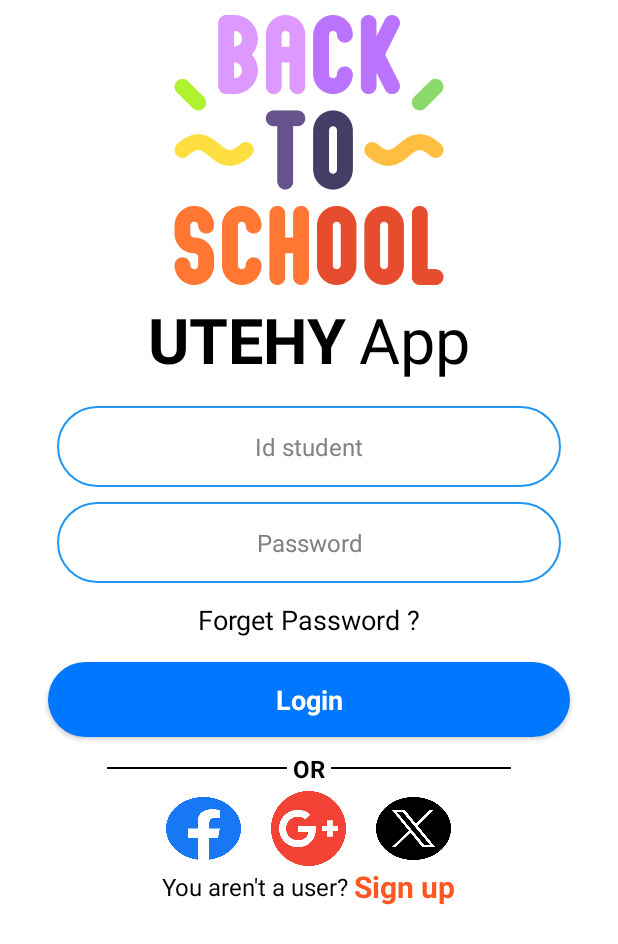
After one commit to Tanbanla/doan, an Android app: the LoginActivity screen opened directly, with no data from a screen before it, on a phone screen of 412 x 824 dp. The commit adds this screen. Shown: the top 944 px of the screen. Run offline under Robolectric (Android 15) with nearby library versions, the phone set to English and light mode, and no system bars; our stand-ins replace Firebase (no records; nobody signed in at launch, a user with empty details on screens opened directly).

Commit message:
day 6/3/2024

```diff
--- a/app/build.gradle
+++ b/app/build.gradle
@@ -37,6 +37,8 @@ dependencies {
     implementation 'androidx.appcompat:appcompat:1.6.1'
     implementation 'com.google.android.material:material:1.11.0'
     implementation 'androidx.constraintlayout:constraintlayout:2.1.4'
+    implementation 'com.google.firebase:firebase-auth:21.0.3'
+    implementation 'com.google.firebase:firebase-database:20.0.4'
     testImplementation 'junit:junit:4.13.2'
     androidTestImplementation 'androidx.test.ext:junit:1.1.5'
     androidTestImplementation 'androidx.test.espresso:espresso-core:3.5.1'
--- /dev/null
+++ b/app/src/main/java/com/example/doan/Activity/BaseActivity.java
@@ -0,0 +1,24 @@
+package com.example.doan.Activity;
+
+import androidx.appcompat.app.AppCompatActivity;
+
+import android.os.Bundle;
+
+import com.example.doan.R;
+import com.google.firebase.auth.FirebaseAuth;
+import com.google.firebase.database.FirebaseDatabase;
+
+public class BaseActivity extends AppCompatActivity {
+    FirebaseAuth mAuth;
+    FirebaseDatabase database;
+    public  String TAG = "125205";
+    @Override
+    protected void onCreate(Bundle savedInstanceState) {
+        super.onCreate(savedInstanceState);
+
+        database = FirebaseDatabase.getInstance();
+        mAuth = FirebaseAuth.getInstance();
+
+        getWindow().setStatusBarColor(getResources().getColor(R.color.white));
+    }
+}
--- /dev/null
+++ b/app/src/main/java/com/example/doan/Activity/LoginActivity.java
@@ -0,0 +1,57 @@
+package com.example.doan.Activity;
+
+import androidx.annotation.NonNull;
+import androidx.appcompat.app.AppCompatActivity;
+
+import android.app.Activity;
+import android.content.Intent;
+import android.os.Bundle;
+import android.view.View;
+import android.widget.Toast;
+
+import com.example.doan.R;
+import com.example.doan.databinding.ActivityLoginBinding;
+import com.google.android.gms.tasks.OnCompleteListener;
+import com.google.android.gms.tasks.Task;
+import com.google.firebase.auth.AuthResult;
+
+public class LoginActivity extends BaseActivity {
+    ActivityLoginBinding binding;
+    @Override
+    protected void onCreate(Bundle savedInstanceState) {
+        super.onCreate(savedInstanceState);
+        binding = ActivityLoginBinding.inflate(getLayoutInflater());
+        setContentView(R.layout.activity_login);
+        setVariable();
+        binding.signupL.setOnClickListener(new View.OnClickListener() {
+            @Override
+            public void onClick(View view) {
+                startActivity(new Intent(LoginActivity.this, SignUpActivity.class));
+                Toast.makeText(LoginActivity.this, "ok", Toast.LENGTH_SHORT).show();
+            }
+        });
+    }
+    private void setVariable() {
+        binding.LoginBtn.setOnClickListener(new View.OnClickListener() {
+            @Override
+            public void onClick(View view) {
+                String name = binding.textId.getText().toString();
+                String password = binding.textPass.getText().toString();
+                if(!name.isEmpty() & !password.isEmpty()){
+                    mAuth.createUserWithEmailAndPassword(name,password).addOnCompleteListener(LoginActivity.this, new OnCompleteListener<AuthResult>() {
+                        @Override
+                        public void onComplete(@NonNull Task<AuthResult> task) {
+                            if(task.isSuccessful()){
+                                startActivity(new Intent(LoginActivity.this, MainActivity.class));
+                            }else {
+                                Toast.makeText(LoginActivity.this, "False", Toast.LENGTH_SHORT).show();
+                            }
+                        }
+                    });
+                }else {
+                    Toast.makeText(LoginActivity.this, "Please fill username and password", Toast.LENGTH_SHORT).show();
+                }
+            }
+        });
+    }
+}
--- /dev/null
+++ b/app/src/main/res/drawable/blue_button_backgroud.xml
@@ -0,0 +1,9 @@
+<?xml version="1.0" encoding="utf-8"?>
+<selector xmlns:android="http://schemas.android.com/apk/res/android">
+<item>
+    <shape android:shape="rectangle">
+        <corners android:radius="50dp"/>
+        <solid android:color="#0077FF" />
+    </shape>
+</item>
+</selector>
--- /dev/null
+++ b/app/src/main/res/drawable/edittext_backgroud.xml
@@ -0,0 +1,9 @@
+<?xml version="1.0" encoding="utf-8"?>
+<selector xmlns:android="http://schemas.android.com/apk/res/android">
+<item>
+    <shape android:shape="rectangle">
+        <stroke android:color="#2196F3" android:width="1dp" />
+        <corners android:radius="100dp"/>
+    </shape>
+</item>
+</selector>
--- a/app/src/main/res/layout/activity_intro.xml
+++ b/app/src/main/res/layout/activity_intro.xml
@@ -67,7 +67,7 @@
             app:layout_constraintTop_toBottomOf="@+id/textView" />
 
         <TextView
-            android:id="@+id/textView3"
+            android:id="@+id/signup"
             android:layout_width="wrap_content"
             android:layout_height="wrap_content"
             android:padding="10dp"
@@ -83,6 +83,7 @@
             android:layout_width="wrap_content"
             android:layout_height="wrap_content"
             android:text="Login"
+            android:id="@+id/login"
             android:textColor="@color/white"
             android:textSize="21sp"
             android:textStyle="bold"
--- /dev/null
+++ b/app/src/main/res/layout/activity_login.xml
@@ -0,0 +1,197 @@
+<?xml version="1.0" encoding="utf-8"?>
+<androidx.constraintlayout.widget.ConstraintLayout xmlns:android="http://schemas.android.com/apk/res/android"
+    xmlns:app="http://schemas.android.com/apk/res-auto"
+    xmlns:tools="http://schemas.android.com/tools"
+    android:layout_width="match_parent"
+    android:layout_height="match_parent"
+    android:background="@color/white"
+    tools:context=".Activity.LoginActivity">
+
+    <ScrollView
+        android:id="@+id/scrollView2"
+        android:layout_width="match_parent"
+        android:layout_height="match_parent"
+        app:layout_constraintBottom_toBottomOf="parent"
+        app:layout_constraintEnd_toEndOf="parent"
+        app:layout_constraintStart_toStartOf="parent"
+        app:layout_constraintTop_toTopOf="parent">
+
+        <LinearLayout
+            android:layout_width="match_parent"
+            android:layout_height="wrap_content"
+            android:layout_marginTop="10dp"
+            android:orientation="vertical">
+
+            <ImageView
+                android:layout_width="180dp"
+                android:layout_height="180dp"
+                android:layout_gravity="center"
+                android:background="@drawable/backtoschool" />
+
+            <LinearLayout
+                android:layout_width="match_parent"
+                android:layout_height="match_parent"
+                android:layout_marginTop="8dp"
+                android:gravity="center"
+                android:orientation="horizontal">
+
+                <TextView
+                    android:layout_width="wrap_content"
+                    android:layout_height="wrap_content"
+                    android:text="UTEHY"
+                    android:textColor="@color/black"
+                    android:textSize="42dp"
+                    android:textStyle="bold" />
+
+                <TextView
+                    android:layout_width="wrap_content"
+                    android:layout_height="wrap_content"
+                    android:layout_marginLeft="8dp"
+                    android:text="App"
+                    android:textColor="@color/black"
+                    android:textSize="42dp" />
+            </LinearLayout>
+
+            <EditText
+                android:id="@+id/textId"
+                android:layout_width="match_parent"
+                android:layout_height="54dp"
+                android:layout_marginLeft="38dp"
+                android:layout_marginTop="16dp"
+                android:layout_marginRight="38dp"
+                android:background="@drawable/edittext_backgroud"
+                android:ems="10"
+                android:hint="Id student"
+                android:inputType="text"
+                android:textAlignment="center"
+                android:textColor="@color/black"
+                android:textColorHint="#838080"
+                android:textSize="16sp" />
+
+            <EditText
+                android:id="@+id/textPass"
+                android:layout_width="match_parent"
+                android:layout_height="54dp"
+                android:layout_marginLeft="38dp"
+                android:layout_marginTop="10dp"
+                android:layout_marginRight="38dp"
+                android:background="@drawable/edittext_backgroud"
+                android:ems="10"
+                android:hint="Password"
+                android:inputType="textPassword"
+                android:textAlignment="center"
+                android:textColor="@color/black"
+                android:textColorHint="#838080"
+                android:textSize="16sp" />
+
+            <TextView
+                android:layout_width="match_parent"
+                android:layout_height="wrap_content"
+                android:layout_marginTop="12sp"
+                android:text="Forget Password ?"
+                android:textAlignment="center"
+                android:textColor="@color/black"
+                android:textSize="18sp" />
+
+            <androidx.appcompat.widget.AppCompatButton
+                android:id="@+id/LoginBtn"
+                style="@android:style/Widget.Button"
+                android:layout_width="match_parent"
+                android:layout_height="50dp"
+                android:layout_marginStart="32dp"
+                android:layout_marginTop="16sp"
+                android:layout_marginEnd="32dp"
+                android:background="@drawable/blue_button_backgroud"
+                android:gravity="center"
+                android:text="Login"
+                android:textColor="@color/white"
+                android:textSize="18sp"
+                android:textStyle="bold" />
+
+            <LinearLayout
+                android:layout_width="match_parent"
+                android:layout_height="wrap_content"
+                android:layout_marginTop="6dp"
+                android:gravity="center"
+                android:orientation="horizontal">
+
+                <View
+                    android:layout_width="120dp"
+                    android:layout_height="1dp"
+                    android:layout_gravity="center"
+                    android:background="@color/black" />
+
+                <TextView
+                    android:layout_width="wrap_content"
+                    android:layout_height="wrap_content"
+                    android:padding="4dp"
+                    android:text="OR"
+                    android:textColor="@color/black"
+                    android:textSize="16sp"
+                    android:textStyle="bold" />
+
+                <View
+                    android:layout_width="120dp"
+                    android:layout_height="1dp"
+                    android:layout_gravity="center"
+                    android:background="@color/black" />
+            </LinearLayout>
+
+            <LinearLayout
+                android:layout_width="match_parent"
+                android:layout_height="50dp"
+                android:layout_marginStart="32dp"
+                android:layout_marginEnd="32dp"
+                android:gravity="center"
+                android:orientation="horizontal">
+
+                <ImageView
+                    android:id="@+id/facebook"
+                    android:layout_width="50dp"
+                    android:layout_height="wrap_content"
+                    android:layout_margin="4dp"
+                    android:background="@drawable/facebook" />
+
+                <ImageView
+                    android:id="@+id/google_plus"
+                    android:layout_width="50dp"
+                    android:layout_height="wrap_content"
+                    android:layout_marginLeft="16dp"
+                    android:layout_marginRight="16dp"
+                    android:background="@drawable/google_plus" />
+
+                <ImageView
+                    android:id="@+id/twitter"
+                    android:layout_width="50dp"
+                    android:layout_height="wrap_content"
+                    android:layout_margin="4dp"
+                    android:background="@drawable/twitter" />
+            </LinearLayout>
+
+            <LinearLayout
+                android:id="@+id/lnSignup"
+                android:layout_width="match_parent"
+                android:layout_height="wrap_content"
+                android:gravity="center"
+                android:orientation="horizontal">
+
+                <TextView
+                    android:layout_width="wrap_content"
+                    android:layout_height="wrap_content"
+                    android:text="You aren't a user?"
+                    android:textColor="@color/black"
+                    android:textSize="16sp" />
+
+                <TextView
+                    android:id="@+id/signupL"
+                    android:layout_width="wrap_content"
+                    android:layout_height="wrap_content"
+                    android:layout_marginLeft="4dp"
+                    android:text="Sign up"
+                    android:textColor="#FF5722"
+                    android:textSize="20sp"
+                    android:textStyle="bold" />
+            </LinearLayout>
+        </LinearLayout>
+    </ScrollView>
+</androidx.constraintlayout.widget.ConstraintLayout>
--- a/build.gradle
+++ b/build.gradle
@@ -1,4 +1,8 @@
-// Top-level build file where you can add configuration options common to all sub-projects/modules.
+buildscript {
+    dependencies {
+        classpath 'com.google.gms:google-services:4.3.10'
+    }
+}// Top-level build file where you can add configuration options common to all sub-projects/modules.
 plugins {
     id 'com.android.application' version '7.4.1' apply false
     id 'com.android.library' version '7.4.1' apply false
```
Also changed, not shown: app/src/main/AndroidManifest.xml (+10 -1 lines), app/src/main/java/com/example/doan/Activity/MainActivity.java (added, +16 -0 lines), app/src/main/java/com/example/doan/Activity/MainActivity_Intro.java (+30 -3 lines), app/src/main/java/com/example/doan/Activity/SignUpActivity.java (added, +62 -0 lines), app/src/main/res/layout/activity_main.xml (added, +9 -0 lines), app/src/main/res/layout/activity_sign_up.xml (added, +109 -0 lines), app/src/main/res/drawable/facebook.png (added), app/src/main/res/drawable/google_plus.png (added), app/src/main/res/drawable/twitter.png (added).
